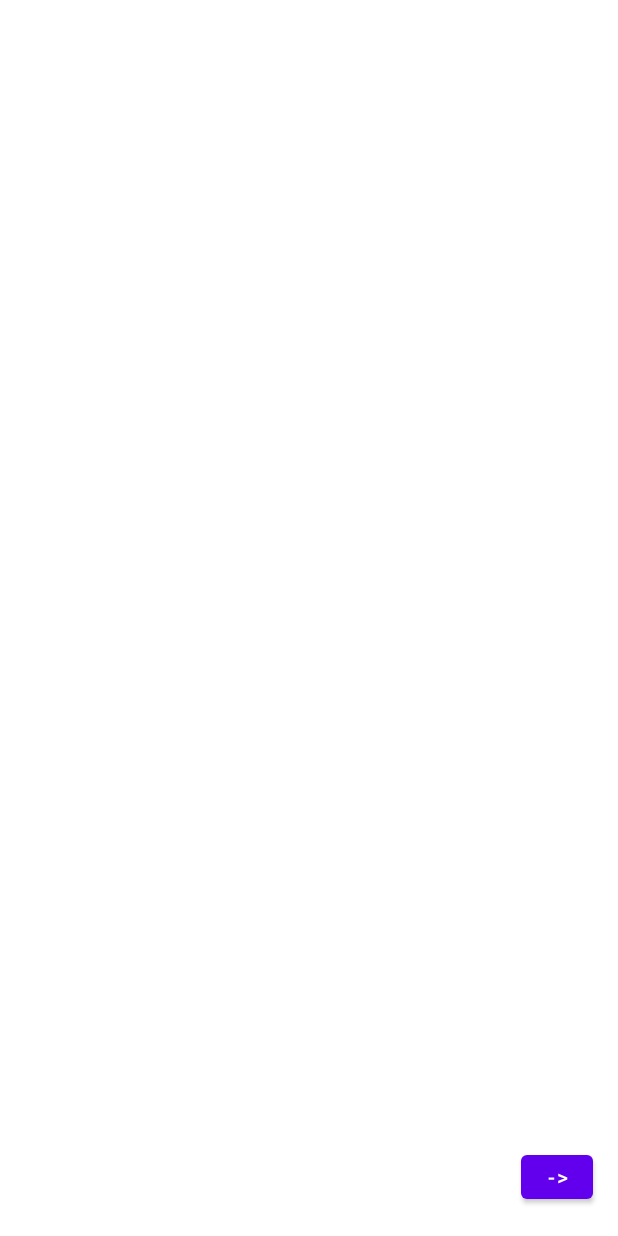
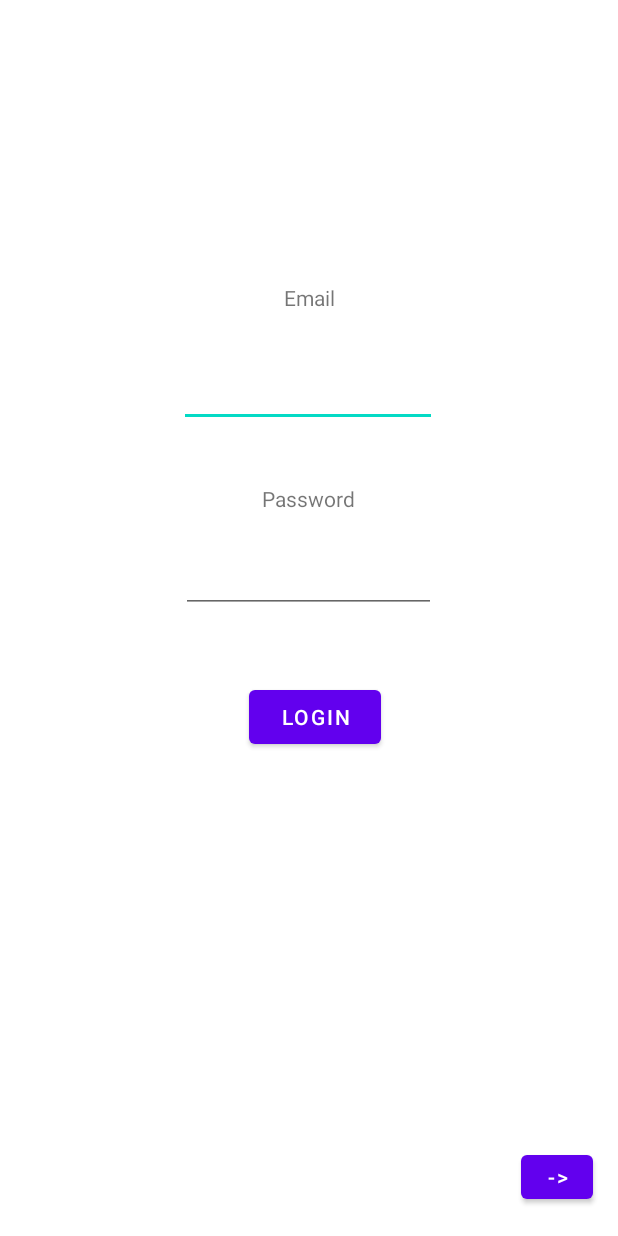
Before and after one commit to Jake-Sokol2/EZMeal, an Android app: the screen it shows after launch (Login), on a phone screen of 412 x 824 dp. Run offline under Robolectric (Android 15) with nearby library versions, the phone set to English and light mode, and no system bars; our stand-ins replace Firebase (no records; nobody signed in at launch, a user with empty details on screens opened directly).

Commit message:
Added email authentication with Firebase.

```diff
--- a/app/src/main/AndroidManifest.xml
+++ b/app/src/main/AndroidManifest.xml
@@ -1,6 +1,9 @@
 <?xml version="1.0" encoding="utf-8"?>
 <manifest xmlns:android="http://schemas.android.com/apk/res/android"
     package="com.example.ezmeal">
+
+    <uses-permission android:name="android.permission.INTERNET"/>
+
 
     <application
         android:allowBackup="true"
--- a/app/src/main/java/com/example/ezmeal/Login.java
+++ b/app/src/main/java/com/example/ezmeal/Login.java
@@ -1,21 +1,48 @@
 package com.example.ezmeal;
 
+import androidx.annotation.NonNull;
+import androidx.annotation.Nullable;
 import androidx.appcompat.app.AppCompatActivity;
 
 import android.content.Intent;
 import android.os.Bundle;
+import android.util.Log;
 import android.view.View;
 import android.widget.Button;
+import android.widget.EditText;
+import android.widget.Toast;
+
+import com.google.android.gms.auth.api.signin.GoogleSignIn;
+import com.google.android.gms.auth.api.signin.GoogleSignInAccount;
+import com.google.android.gms.auth.api.signin.GoogleSignInClient;
+import com.google.android.gms.auth.api.signin.GoogleSignInOptions;
+import com.google.android.gms.common.SignInButton;
+import com.google.android.gms.common.api.ApiException;
+import com.google.android.gms.tasks.OnCompleteListener;
+import com.google.android.gms.tasks.Task;
+import com.google.firebase.auth.AuthCredential;
+import com.google.firebase.auth.AuthResult;
+import com.google.firebase.auth.FirebaseAuth;
+import com.google.firebase.auth.FirebaseUser;
+import com.google.firebase.auth.GoogleAuthProvider;
 
 public class Login extends AppCompatActivity {
 
+
+
     // todo: remove btnToMainActivityDev when Login is functional
     private Button btnToMainActivityDev;
+    private Button btnToLogin;
+    private FirebaseAuth mAuth;
+    private String email = "";
+    private String password = "";
+
 
     @Override
     protected void onCreate(Bundle savedInstanceState) {
         super.onCreate(savedInstanceState);
         setContentView(R.layout.activity_login);
+        mAuth = FirebaseAuth.getInstance();
 
         btnToMainActivityDev = (Button) findViewById(R.id.btnToMainActivityDev);
         btnToMainActivityDev.setOnClickListener(new View.OnClickListener() {
@@ -24,11 +51,44 @@ public class Login extends AppCompatActivity {
                 openActivityMain();
             }
         });
+
+        btnToLogin = (Button) findViewById((R.id.loginButton));
+        btnToLogin.setOnClickListener(new View.OnClickListener(){
+            @Override
+            public void onClick(View view){
+                loginActivityStart();
+            }
+        });
     }
+
 
     public void openActivityMain()
     {
         Intent intent = new Intent(this, MainActivity.class);
         startActivity(intent);
     }
+
+    public void loginActivityStart(){
+        EditText emailText = findViewById(R.id.emailTextField);
+        email= emailText.getText().toString();
+        EditText passwordText = findViewById(R.id.passwordTextField);
+        password = passwordText.getText().toString();
+
+        mAuth.signInWithEmailAndPassword(email, password)
+                .addOnCompleteListener(this, new OnCompleteListener<AuthResult>() {@Override
+                public void onComplete(@NonNull Task<AuthResult> task) {
+                    // Was the sign in successful?
+                    if (task.isSuccessful()) {
+                        // Put successful log in code here...
+                        Toast.makeText(Login.this, "Login success.", Toast.LENGTH_SHORT).show();
+                        openActivityMain();
+                    } else {
+                        // Put unsuccessful log in code here
+                        Toast.makeText(Login.this, "Login failed.", Toast.LENGTH_SHORT).show();
+                    }
+                }
+                });
+    }
+
+
 }
--- a/app/src/main/res/layout/activity_login.xml
+++ b/app/src/main/res/layout/activity_login.xml
@@ -2,6 +2,7 @@
 <androidx.constraintlayout.widget.ConstraintLayout xmlns:android="http://schemas.android.com/apk/res/android"
     xmlns:app="http://schemas.android.com/apk/res-auto"
     xmlns:tools="http://schemas.android.com/tools"
+    android:id="@+id/mainLayout"
     android:layout_width="match_parent"
     android:layout_height="match_parent"
     tools:context=".Login">
@@ -18,4 +19,76 @@
         app:layout_constraintTop_toTopOf="parent"
         app:layout_constraintVertical_bias="0.976" />
 
+    <TextView
+        android:id="@+id/emailTextView"
+        android:layout_width="wrap_content"
+        android:layout_height="wrap_content"
+        android:layout_marginStart="188dp"
+        android:layout_marginTop="181dp"
+        android:layout_marginEnd="188dp"
+        android:layout_marginBottom="14dp"
+        android:text="Email"
+        app:layout_constraintBottom_toTopOf="@+id/emailTextField"
+        app:layout_constraintEnd_toEndOf="parent"
+        app:layout_constraintStart_toStartOf="parent"
+        app:layout_constraintTop_toTopOf="parent" />
+
+    <TextView
+        android:id="@+id/passwordTextView"
+        android:layout_width="wrap_content"
+        android:layout_height="wrap_content"
+        android:layout_marginStart="174dp"
+        android:layout_marginTop="12dp"
+        android:layout_marginEnd="175dp"
+        android:layout_marginBottom="14dp"
+        android:text="Password"
+        app:layout_constraintBottom_toTopOf="@+id/passwordTextField"
+        app:layout_constraintEnd_toEndOf="parent"
+        app:layout_constraintHorizontal_bias="1.0"
+        app:layout_constraintStart_toStartOf="parent"
+        app:layout_constraintTop_toBottomOf="@+id/emailTextField" />
+
+    <EditText
+        android:id="@+id/emailTextField"
+        android:layout_width="172dp"
+        android:layout_height="41dp"
+        android:layout_marginStart="176dp"
+        android:layout_marginTop="14dp"
+        android:layout_marginEnd="177dp"
+        android:layout_marginBottom="19dp"
+        android:inputType="textEmailAddress"
+        app:layout_constraintBottom_toTopOf="@+id/passwordTextView"
+        app:layout_constraintEnd_toEndOf="parent"
+        app:layout_constraintStart_toStartOf="parent"
+        app:layout_constraintTop_toBottomOf="@+id/emailTextView" />
+
+    <EditText
+        android:id="@+id/passwordTextField"
+        android:layout_width="170dp"
+        android:layout_height="40dp"
+        android:layout_marginStart="176dp"
+        android:layout_marginTop="5dp"
+        android:layout_marginEnd="177dp"
+        android:layout_marginBottom="408dp"
+        android:inputType="textPassword"
+        app:layout_constraintBottom_toBottomOf="parent"
+        app:layout_constraintEnd_toEndOf="parent"
+        app:layout_constraintStart_toStartOf="parent"
+        app:layout_constraintTop_toBottomOf="@+id/passwordTextView" />
+
+    <Button
+        android:id="@+id/loginButton"
+        android:layout_width="wrap_content"
+        android:layout_height="wrap_content"
+        android:layout_marginStart="165dp"
+        android:layout_marginTop="27dp"
+        android:layout_marginEnd="158dp"
+        android:layout_marginBottom="304dp"
+        android:text="Login"
+        app:layout_constraintBottom_toBottomOf="parent"
+        app:layout_constraintEnd_toEndOf="parent"
+        app:layout_constraintStart_toStartOf="parent"
+        app:layout_constraintTop_toBottomOf="@+id/passwordTextField" />
+
+
 </androidx.constraintlayout.widget.ConstraintLayout>
--- a/app/src/main/res/values/strings.xml
+++ b/app/src/main/res/values/strings.xml
@@ -11,4 +11,5 @@
     <string name="login_failed">"Login failed"</string>
     <!-- TODO: Remove or change this placeholder text -->
     <string name="hello_blank_fragment">Hello blank fragment</string>
+    <string name="def_web_client_id"> 454867343424-rdilcmvfds26jp44q00ikouhbu3ul8cd.apps.googleusercontent.com/></string>
 </resources>
```
Also changed, not shown: app/build.gradle (+12 -11 lines).
